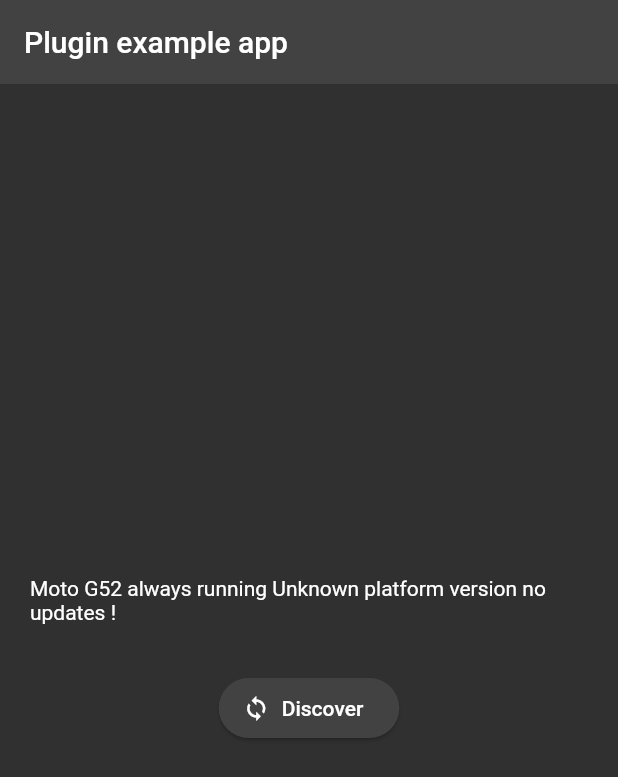
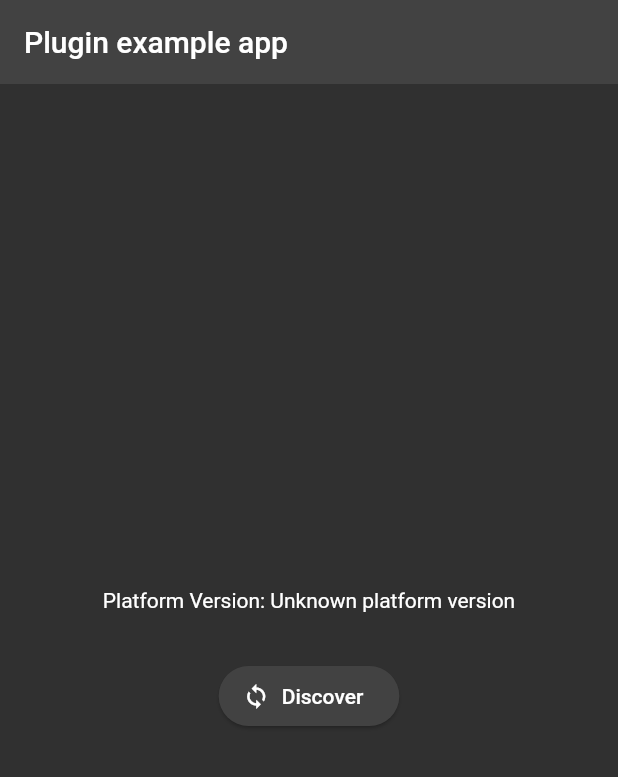
Before and after one commit to ferns-it/flutter_star_printer_sdk, a Flutter app: the screen it shows after launch, on a phone screen of 412 x 824 dp. Shown: the top 777 px of the screen. Run offline on Flutter 3.47's test engine with Material 2 defaults, Android fonts, the phone set to English and light mode, and no system bars; our stand-ins replace plugin_platform_interface.

Commit message:
change in msg

```diff
--- a/example/lib/main.dart
+++ b/example/lib/main.dart
@@ -4,6 +4,7 @@ import 'package:flutter/material.dart';
 import 'package:flutter/services.dart';
 import 'package:flutter_star_printer_sdk/flutter_star_sdk.dart';
 import 'package:flutter_star_printer_sdk_example/receipt/star_printer_receipt.dart';
+
 void main() {
   runApp(const MyApp());
 }
@@ -76,7 +77,7 @@ class _MyAppState extends State<MyApp> {
                     mainAxisSize: MainAxisSize.min,
                     children: <Widget>[
                       Text(
-                        'Moto G52 always running $_platformVersion no updates !',
+                        'Platform Version: $_platformVersion',
                       ),
                       const SizedBox(height: 16.0),
                       Visibility(
```
